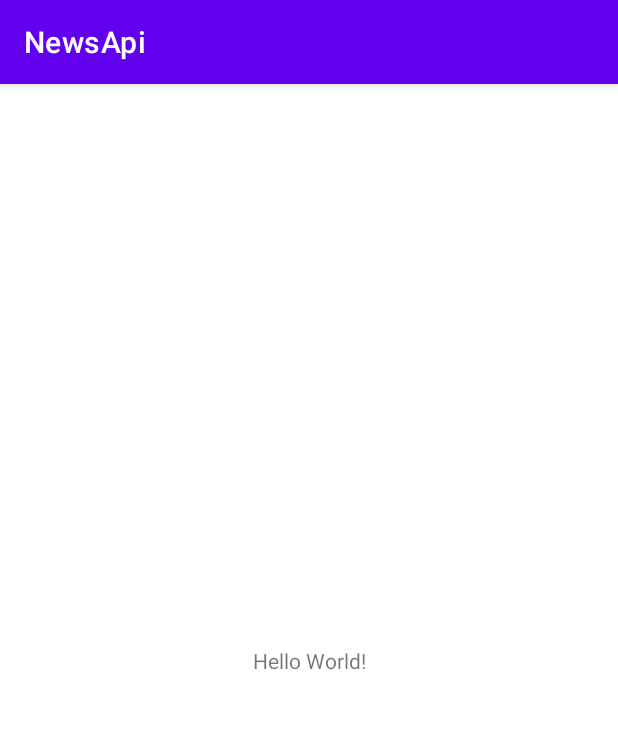
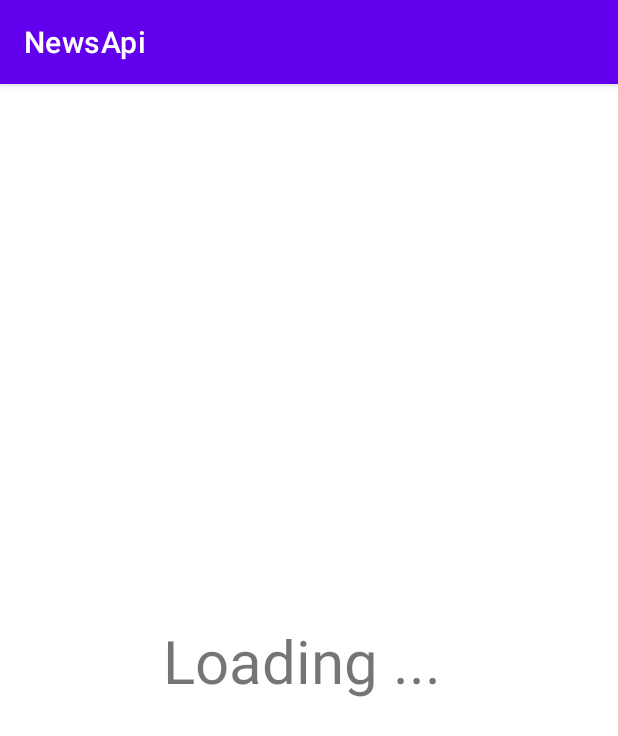
Before and after one commit to oat10539/NewsApiApplication, an Android app: the screen it shows after launch (MainActivity), on a phone screen of 412 x 824 dp. Shown: the top 736 px of the screen. Run offline under Robolectric (Android 15) with nearby library versions, the phone set to English and light mode, and no system bars; our stand-ins replace RxJava, data binding; network calls fail.

Commit message:
Set loading text before loading data complete

```diff
--- a/app/src/main/java/com/example/newsapi/MainActivity.kt
+++ b/app/src/main/java/com/example/newsapi/MainActivity.kt
@@ -2,6 +2,7 @@ package com.example.newsapi
 
 import androidx.appcompat.app.AppCompatActivity
 import android.os.Bundle
+import android.view.View.GONE
 import androidx.databinding.DataBindingUtil
 import androidx.recyclerview.widget.GridLayoutManager
 import com.example.newsapi.adapter.RecyclerViewAdapter
@@ -22,6 +23,7 @@ class MainActivity : AppCompatActivity() {
         viewModel.errorMessage().observe(this, { error ->
         })
         viewModel.newsList().observe(this, { newsList ->
+            binding.textView.visibility = GONE
             binding.recyclerView.layoutManager = GridLayoutManager(this, 1);
             binding.recyclerView.adapter = RecyclerViewAdapter(newsList)
         })
--- a/app/src/main/res/layout/activity_main.xml
+++ b/app/src/main/res/layout/activity_main.xml
@@ -14,9 +14,11 @@
             android:layout_height="match_parent" />
 
         <TextView
+            android:id="@+id/textView"
             android:layout_width="wrap_content"
             android:layout_height="wrap_content"
-            android:text="Hello World!"
+            android:text="Loading ... "
+            android:textSize="40dp"
             app:layout_constraintBottom_toBottomOf="parent"
             app:layout_constraintLeft_toLeftOf="parent"
             app:layout_constraintRight_toRightOf="parent"
```
